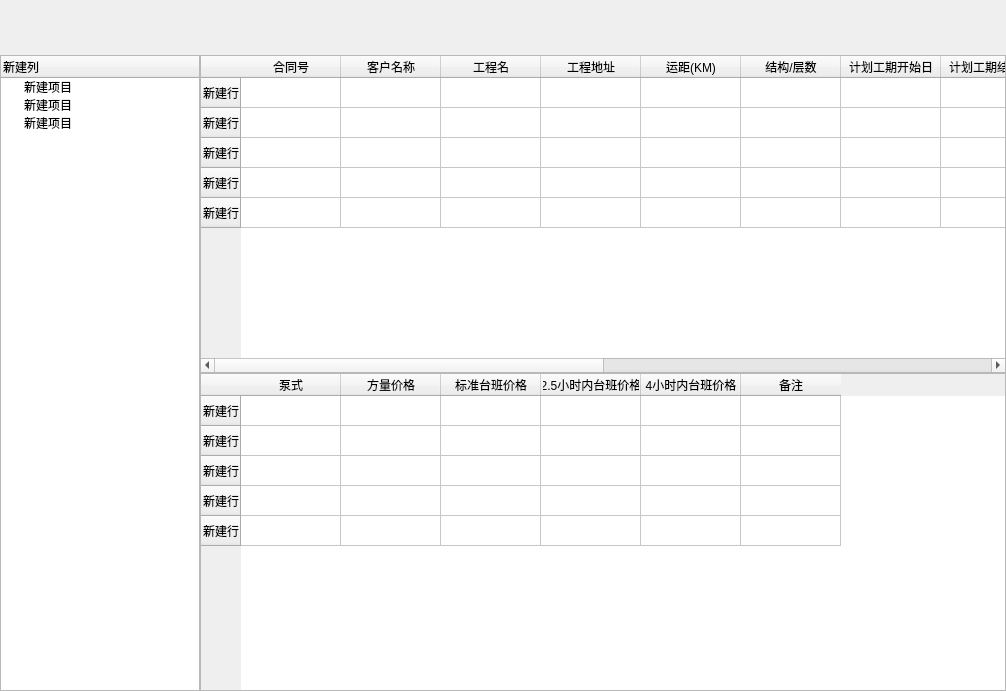
Qt form ui/first_level/contractwidget.ui (longcp/CarRentalManagement) before a commit.
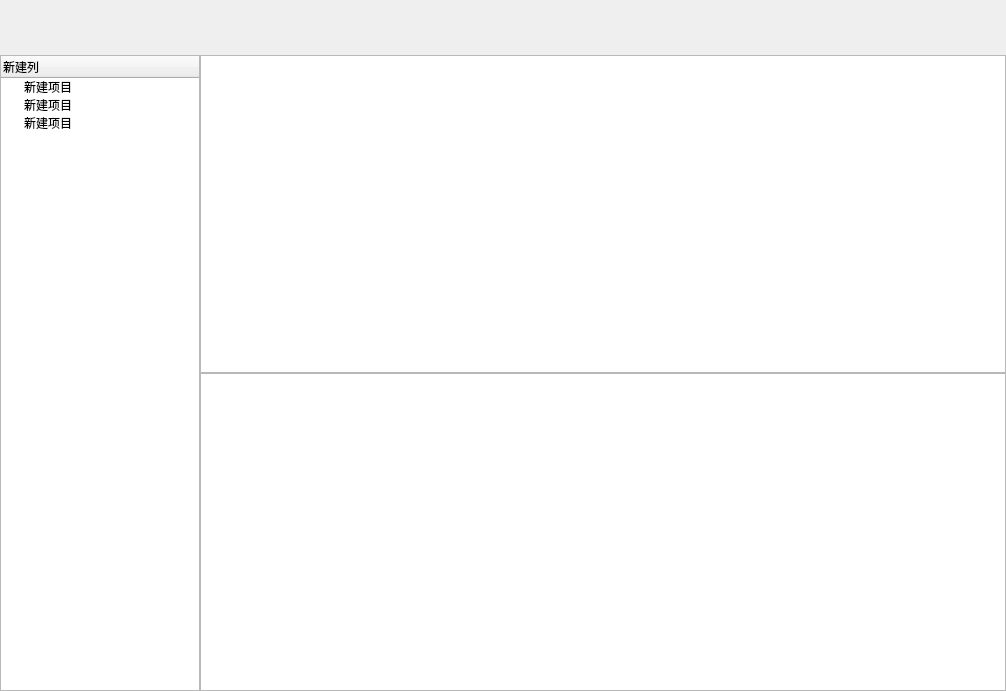
The same form after that commit.

Commit message: 修改合同界面样式

What changed in the file:
```diff
--- a/ui/first_level/contractwidget.ui
+++ b/ui/first_level/contractwidget.ui
@@ -135,162 +135,10 @@
           <number>0</number>
          </property>
          <item>
-          <widget class="QTableWidget" name="contractTableWidget">
-           <row>
-            <property name="text">
-             <string>新建行</string>
-            </property>
-           </row>
-           <row>
-            <property name="text">
-             <string>新建行</string>
-            </property>
-           </row>
-           <row>
-            <property name="text">
-             <string>新建行</string>
-            </property>
-           </row>
-           <row>
-            <property name="text">
-             <string>新建行</string>
-            </property>
-           </row>
-           <row>
-            <property name="text">
-             <string>新建行</string>
-            </property>
-           </row>
-           <column>
-            <property name="text">
-             <string>合同号</string>
-            </property>
-           </column>
-           <column>
-            <property name="text">
-             <string>客户名称</string>
-            </property>
-           </column>
-           <column>
-            <property name="text">
-             <string>工程名</string>
-            </property>
-           </column>
-           <column>
-            <property name="text">
-             <string>工程地址</string>
-            </property>
-           </column>
-           <column>
-            <property name="text">
-             <string>运距(KM)</string>
-            </property>
-           </column>
-           <column>
-            <property name="text">
-             <string>结构/层数</string>
-            </property>
-           </column>
-           <column>
-            <property name="text">
-             <string>计划工期开始日</string>
-            </property>
-           </column>
-           <column>
-            <property name="text">
-             <string>计划工期结束日</string>
-            </property>
-           </column>
-           <column>
-            <property name="text">
-             <string>签订日期</string>
-            </property>
-           </column>
-           <column>
-            <property name="text">
-             <string>税率%</string>
-            </property>
-           </column>
-           <column>
-            <property name="text">
-             <string>含税</string>
-            </property>
-           </column>
-           <column>
-            <property name="text">
-             <string>租赁要求</string>
-            </property>
-           </column>
-           <column>
-            <property name="text">
-             <string>补充协议</string>
-            </property>
-           </column>
-           <column>
-            <property name="text">
-             <string>备注</string>
-            </property>
-           </column>
-          </widget>
+          <widget class="QTableView" name="contractTableView"/>
          </item>
          <item>
-          <widget class="QTableWidget" name="priceTableWidget">
-           <row>
-            <property name="text">
-             <string>新建行</string>
-            </property>
-           </row>
-           <row>
-            <property name="text">
-             <string>新建行</string>
-            </property>
-           </row>
-           <row>
-            <property name="text">
-             <string>新建行</string>
-            </property>
-           </row>
-           <row>
-            <property name="text">
-             <string>新建行</string>
-            </property>
-           </row>
-           <row>
-            <property name="text">
-             <string>新建行</string>
-            </property>
-           </row>
-           <column>
-            <property name="text">
-             <string>泵式</string>
-            </property>
-           </column>
-           <column>
-            <property name="text">
-             <string>方量价格</string>
-            </property>
-           </column>
-           <column>
-            <property name="text">
-             <string>标准台班价格</string>
-            </property>
-           </column>
-           <column>
-            <property name="text">
-             <string>2.5小时内台班价格</string>
-            </property>
-           </column>
-           <column>
-            <property name="text">
-             <string>4小时内台班价格</string>
-            </property>
-           </column>
-           <column>
-            <property name="text">
-             <string>备注</string>
-            </property>
-           </column>
-          </widget>
+          <widget class="QTableView" name="prictTableView"/>
          </item>
         </layout>
        </widget>
```
The commit also changes 2 other files.
